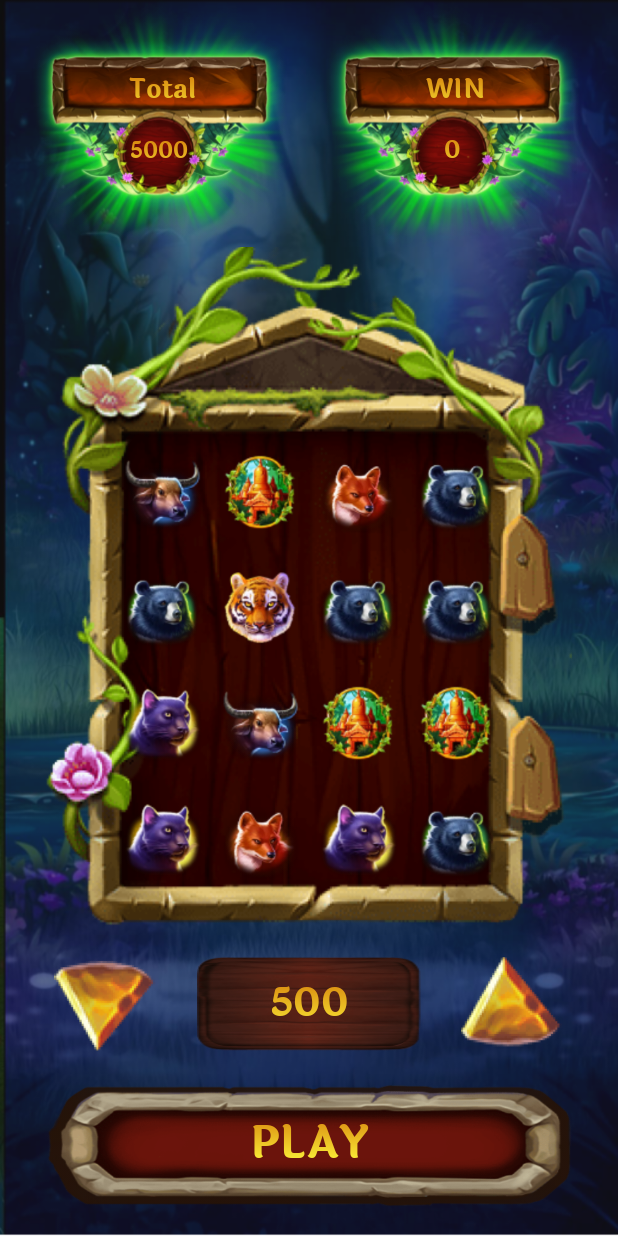
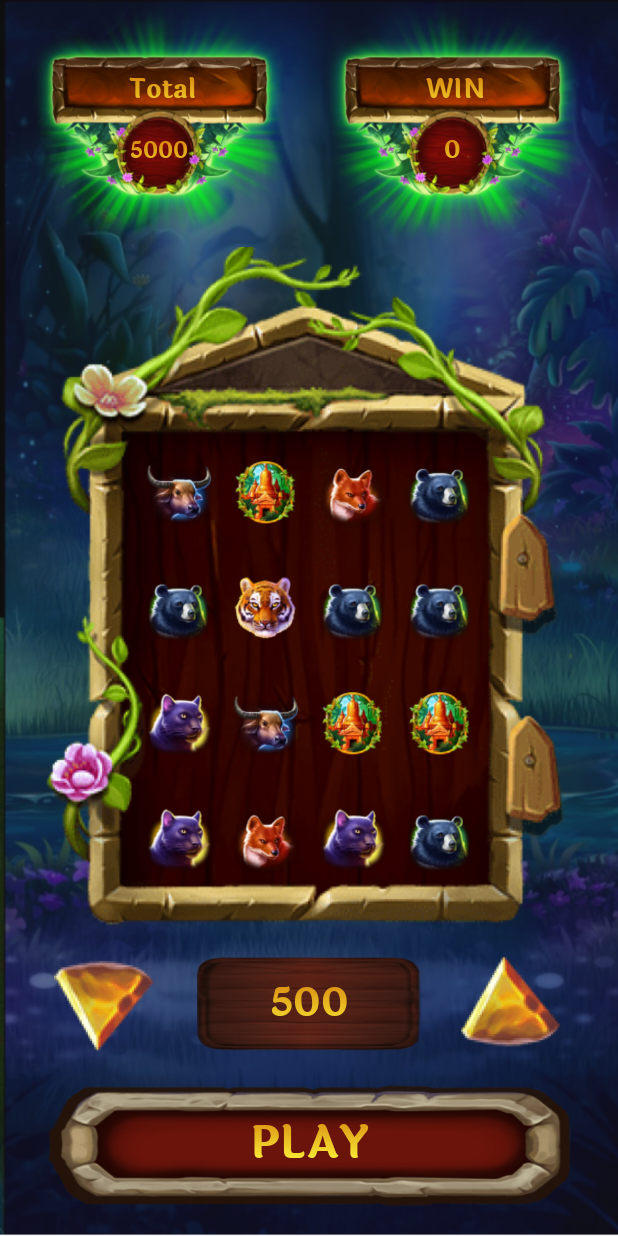
Before and after one commit to PolyakovVladislav/LR, an Android app: the FirstGameFragment screen opened through its navigation route, on a phone screen of 412 x 824 dp. Run offline under Robolectric (Android 15) with nearby library versions, the phone set to English and light mode, and no system bars; libraries missing offline, so code that uses them is left out: io.michaelrocks.paranoid.

Commit message:
Screen 2 overlapping fixed

```diff
--- a/app/src/main/res/layout-land/fragment_first_game.xml
+++ b/app/src/main/res/layout-land/fragment_first_game.xml
@@ -39,7 +39,8 @@
         android:layout_width="0dp"
         android:layout_height="0dp"
         android:layout_marginHorizontal="30dp"
-        android:paddingHorizontal="45dp"
+        android:paddingStart="60dp"
+        android:paddingEnd="60dp"
         android:paddingBottom="25dp"
         android:paddingTop="120dp"
         app:layout_constraintStart_toStartOf="parent"
--- a/app/src/main/res/layout/fragment_first_game.xml
+++ b/app/src/main/res/layout/fragment_first_game.xml
@@ -38,7 +38,8 @@
         android:layout_width="match_parent"
         android:layout_height="0dp"
         android:layout_marginHorizontal="30dp"
-        android:paddingHorizontal="45dp"
+        android:paddingStart="60dp"
+        android:paddingEnd="60dp"
         android:paddingBottom="20dp"
         android:paddingTop="125dp"
         app:layout_constraintBottom_toTopOf="@id/guideline_2"
```
